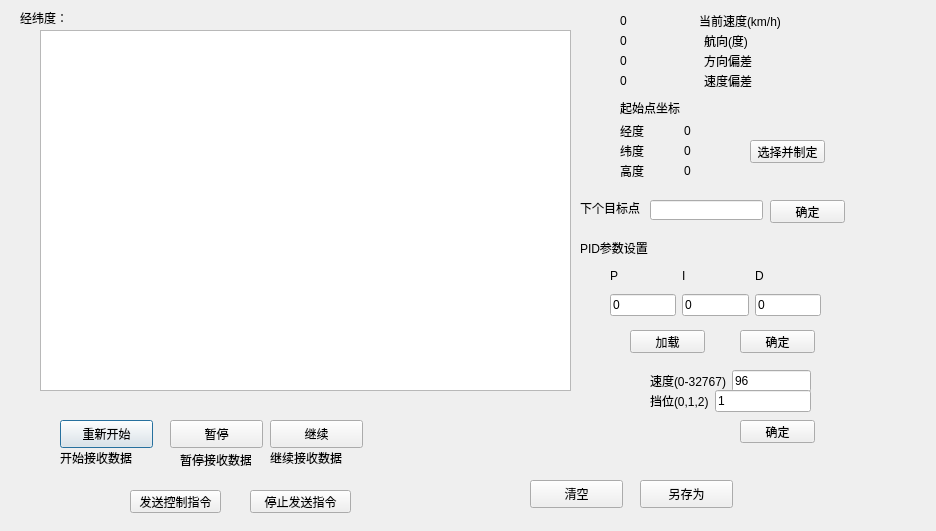
Before: the Qt Designer form ProcessRunDialog.ui in IRLSCU/QtController, drawn with Qt 5.
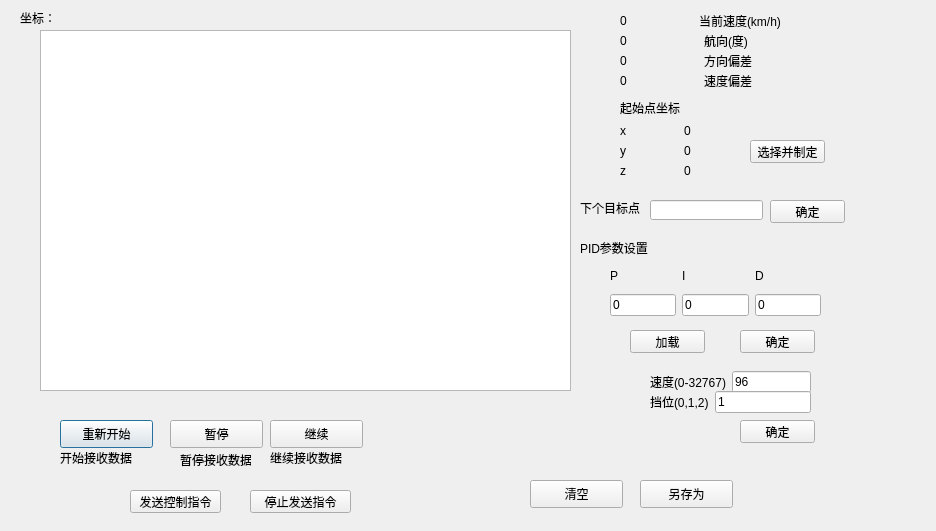
After: the same form once the commit is applied.

Diff of the .ui file:
```diff
--- a/ProcessRunDialog.ui
+++ b/ProcessRunDialog.ui
@@ -33,7 +33,7 @@
     </rect>
    </property>
    <property name="text">
-    <string>经纬度：</string>
+    <string>坐标：</string>
    </property>
   </widget>
   <widget class="QPushButton" name="start">
@@ -127,7 +127,7 @@
     <item>
      <widget class="QLabel" name="label_5">
       <property name="text">
-       <string>经度</string>
+       <string>x</string>
       </property>
      </widget>
     </item>
@@ -153,7 +153,7 @@
     <item>
      <widget class="QLabel" name="label_6">
       <property name="text">
-       <string>纬度</string>
+       <string>y</string>
       </property>
      </widget>
     </item>
@@ -179,7 +179,7 @@
     <item>
      <widget class="QLabel" name="label_7">
       <property name="text">
-       <string>高度</string>
+       <string>z</string>
       </property>
      </widget>
     </item>
@@ -547,7 +547,7 @@
      <x>650</x>
      <y>370</y>
      <width>161</width>
-     <height>22</height>
+     <height>24</height>
     </rect>
    </property>
    <layout class="QHBoxLayout" name="horizontalLayout_11">
@@ -573,7 +573,7 @@
      <x>650</x>
      <y>390</y>
      <width>161</width>
-     <height>22</height>
+     <height>24</height>
     </rect>
    </property>
    <layout class="QHBoxLayout" name="horizontalLayout_12">
```
